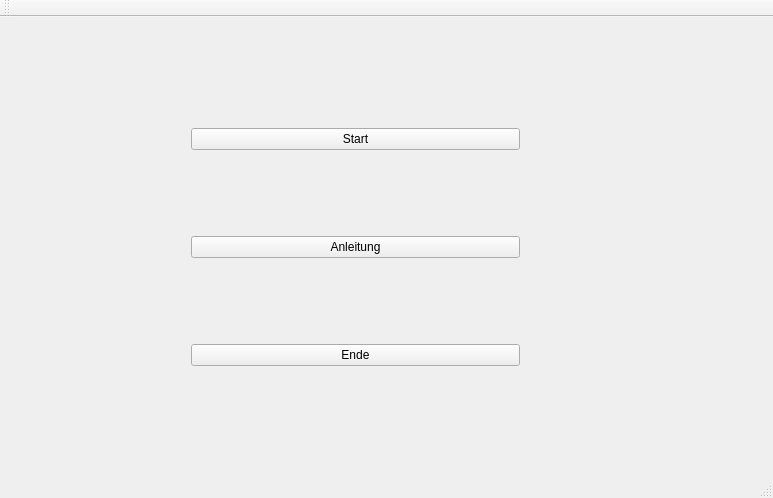
PLACEBOBRO/QT_CPP_Kniffel, file mainwindow.ui: the form before one commit.
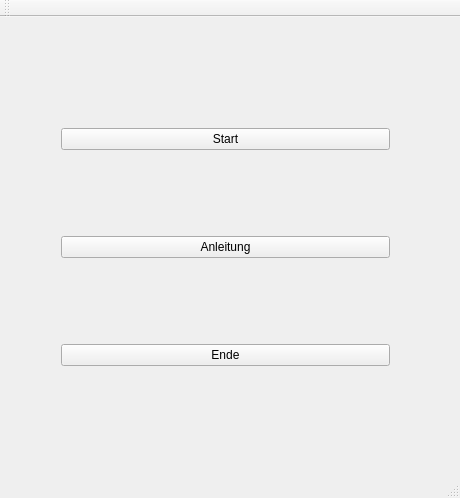
The form after the commit.

Diff of the .ui file:
```diff
--- a/mainwindow.ui
+++ b/mainwindow.ui
@@ -6,7 +6,7 @@
    <rect>
     <x>0</x>
     <y>0</y>
-    <width>773</width>
+    <width>460</width>
     <height>498</height>
    </rect>
   </property>
@@ -17,7 +17,7 @@
    <widget class="QWidget" name="verticalLayoutWidget">
     <property name="geometry">
      <rect>
-      <x>180</x>
+      <x>50</x>
       <y>20</y>
       <width>351</width>
       <height>421</height>
```
